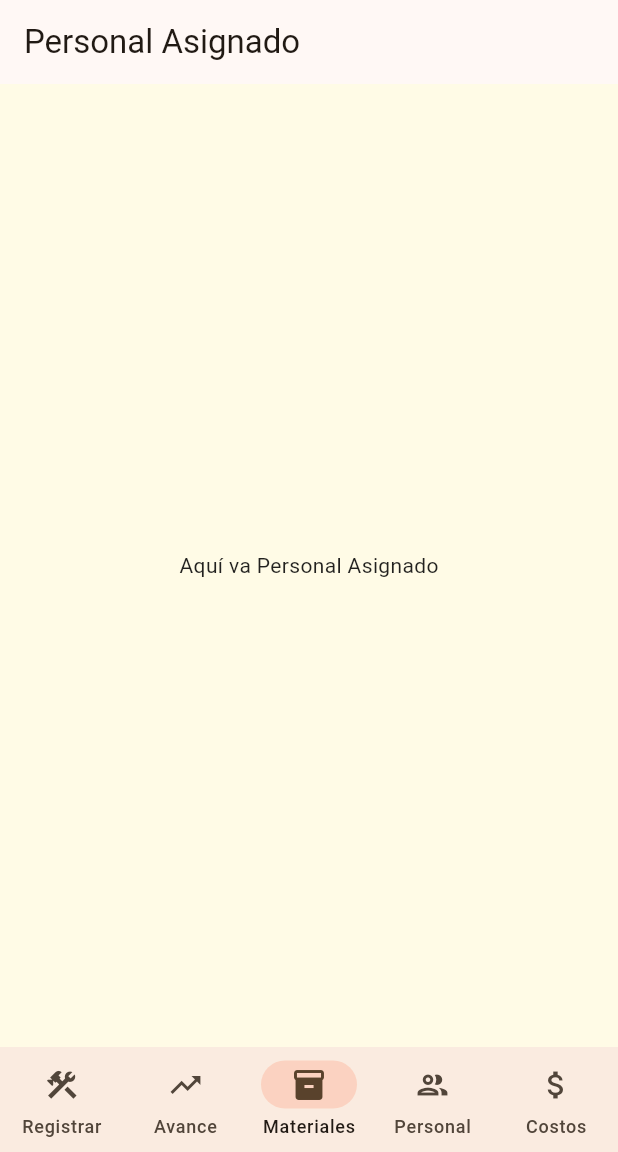
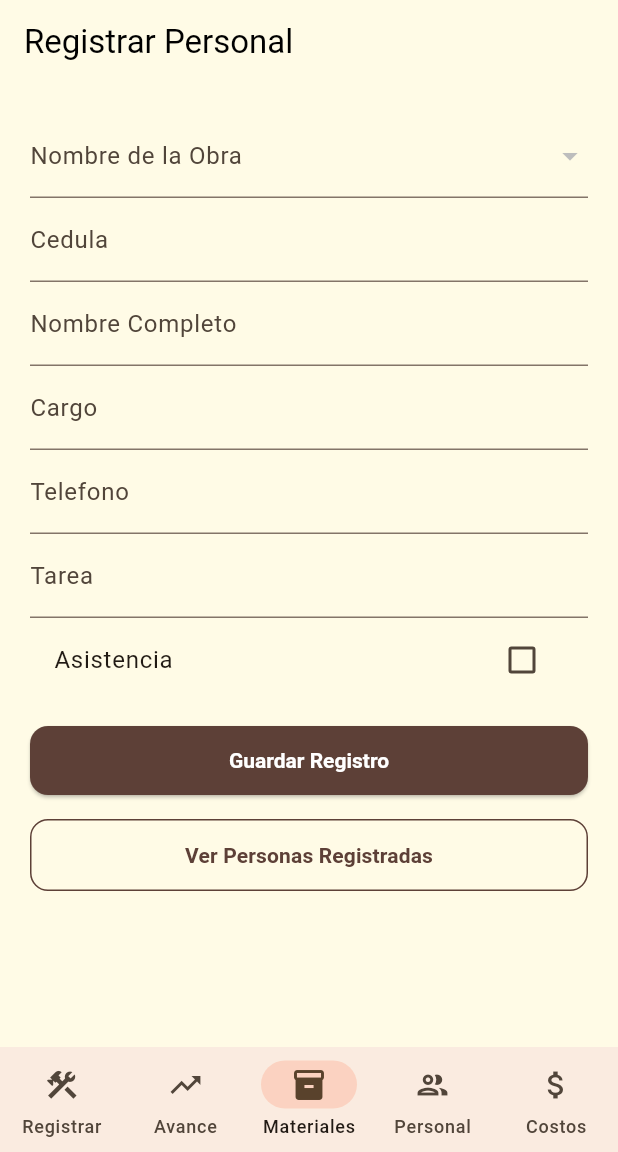
Before and after one commit to Peter16Xo/app_construccion, a Flutter app: the MyHomePageVentanaPrincipal screen opened directly, item 3 of the bottom bar chosen, on a phone screen of 412 x 824 dp, the part 84-1236 px from its top. Run offline on Flutter 3.47's test engine with Material 3 defaults, Android fonts, the light colour scheme and no system bars; our stand-ins replace sqflite; accounts and stored records are empty.

Commit message:
Modulo Personal Asignado completo

```diff
--- /dev/null
+++ b/lib/PersonalAsignado/registrarpersonal.dart
@@ -0,0 +1,198 @@
+import 'package:app_construccion/PersonalAsignado/listarpersonal.dart';
+import 'package:flutter/material.dart';
+import '../database/database_helper.dart';
+
+class RegistrarPersonalPage extends StatefulWidget {
+  const RegistrarPersonalPage({super.key});
+
+  @override
+  State<RegistrarPersonalPage> createState() => _RegistrarObraPageState();
+}
+
+class _RegistrarObraPageState extends State<RegistrarPersonalPage> {
+  final _formKey = GlobalKey<FormState>();
+  final _cedulaController = TextEditingController();
+  final _nombreCompletoController = TextEditingController();
+  final _cargoController = TextEditingController();
+  final _telefonoController = TextEditingController();
+  final _tareaController = TextEditingController();
+  bool asistencia = false;
+
+  // Metodos para almacenar, refrescar y cargar las obras
+  List<String> _obras = [];
+  String? _obraSeleccionada;
+
+  @override
+  void initState() {
+    super.initState();
+    _cargarObras();
+  }
+
+  Future<void> _cargarObras() async {
+    final db = await DatabaseHelper.instance.database;
+    final result = await db.query('registroobras');
+    setState(() {
+      _obras = result.map((row) => row['nombre'].toString()).toList();
+    });
+  }
+
+  // Metodo para guardar los registros
+  Future<void> _guardarPersonal() async {
+    if (_formKey.currentState!.validate()) {
+      final db = await DatabaseHelper.instance.database;
+
+      await db.insert('personalasignado', {
+        'nombreObra': _obraSeleccionada!,
+        'cedula': _cedulaController.text.trim(),
+        'nombreCompleto': _nombreCompletoController.text.trim(),
+        'cargo': _cargoController.text.trim(),
+        'telefono': _telefonoController.text.trim(),
+        'tarea': _tareaController.text.trim(),
+        'asistencia': asistencia ? 1 : 0,
+      });
+      ScaffoldMessenger.of(context).showSnackBar(
+        const SnackBar(content: Text('Obra registrada correctamente')),
+      );
+      limpiarCampos();
+      setState(() {});
+    } else {
+      ScaffoldMessenger.of(context).showSnackBar(
+        const SnackBar(content: Text('Completa todos los campos')),
+      );
+    }
+  }
+
+  // Metodo para limpiar los campos
+  void limpiarCampos() {
+    _obraSeleccionada = null;
+    _cedulaController.clear();
+    _nombreCompletoController.clear();
+    _cargoController.clear();
+    _telefonoController.clear();
+    _tareaController.clear();
+    asistencia = false;
+  }
+
+  void _verpersonalR() {
+    // sirve para direccionar desde una ventana hacia otra
+    Navigator.push(
+      context,
+      MaterialPageRoute(
+        builder: (context) => ListaPersonalPage(), // Lista con base de datos
+      ),
+    );
+  }
+
+  @override
+  Widget build(BuildContext context) {
+    return Scaffold(
+      backgroundColor: const Color(0xFFFFFBE6),
+      appBar: AppBar(
+        title: const Text('Registrar Personal'),
+        backgroundColor: const Color(0xFFFFFBE6),
+        foregroundColor: Colors.black,
+        elevation: 0,
+      ),
+      body: Padding(
+        padding: const EdgeInsets.all(20),
+        child: Form(
+          key: _formKey,
+          child: ListView(
+            children: [
+              DropdownButtonFormField<String>(
+                value: _obraSeleccionada,
+                decoration: const InputDecoration(
+                  labelText: 'Nombre de la Obra',
+                ),
+                items: _obras.map((obra) {
+                  return DropdownMenuItem<String>(
+                    value: obra,
+                    child: Text(obra),
+                  );
+                }).toList(),
+                onChanged: (value) {
+                  setState(() {
+                    _obraSeleccionada = value;
+                  });
+                },
+                validator: (value) => value == null ? 'Campo requerido' : null,
+              ),
+              TextFormField(
+                controller: _cedulaController,
+                decoration: const InputDecoration(labelText: 'Cedula'),
+                validator: (value) => value!.isEmpty ? 'Campo requerido' : null,
+              ),
+              TextFormField(
+                controller: _nombreCompletoController,
+                decoration: const InputDecoration(labelText: 'Nombre Completo'),
+                validator: (value) => value!.isEmpty ? 'Campo requerido' : null,
+              ),
+              TextFormField(
+                controller: _cargoController,
+                decoration: const InputDecoration(labelText: 'Cargo'),
+                validator: (value) => value!.isEmpty ? 'Campo requerido' : null,
+              ),
+              TextFormField(
+                controller: _telefonoController,
+                decoration: const InputDecoration(labelText: 'Telefono'),
+                validator: (value) => value!.isEmpty ? 'Campo requerido' : null,
+              ),
+              TextFormField(
+                controller: _tareaController,
+                decoration: const InputDecoration(labelText: 'Tarea'),
+                validator: (value) => value!.isEmpty ? 'Campo requerido' : null,
+              ),
+              CheckboxListTile(
+                title: Text("Asistencia"),
+                value: asistencia,
+                onChanged: (bool? value) {
+                  setState(() {
+                    asistencia = value!;
+                  });
+                },
+              ),
+              const SizedBox(height: 15),
+
+              // Boton para guardar el personal
+              ElevatedButton(
+                onPressed: _guardarPersonal,
+                style: ElevatedButton.styleFrom(
+                  backgroundColor: Theme.of(context).colorScheme.primary,
+                  foregroundColor: Colors.white,
+                  padding: const EdgeInsets.symmetric(vertical: 15),
+                  shape: RoundedRectangleBorder(
+                    borderRadius: BorderRadius.circular(12),
+                  ),
+                ),
+                child: const Text(
+                  'Guardar Registro',
+                  style: TextStyle(fontWeight: FontWeight.bold),
+                ),
+              ),
+
+              // Boton para ver los registros
+              const SizedBox(height: 15),
+              OutlinedButton(
+                style: OutlinedButton.styleFrom(
+                  foregroundColor: Theme.of(context).colorScheme.primary,
+                  side: BorderSide(
+                    color: Theme.of(context).colorScheme.primary,
+                  ),
+                  padding: const EdgeInsets.symmetric(vertical: 14),
+                  shape: RoundedRectangleBorder(
+                    borderRadius: BorderRadius.circular(12),
+                  ),
+                ),
+                onPressed: _verpersonalR,
+                child: const Text(
+                  'Ver Personas Registradas',
+                  style: TextStyle(fontWeight: FontWeight.bold),
+                ),
+              ),
+            ],
+          ),
+        ),
+      ),
+    );
+  }
+}
--- a/lib/database/database_helper.dart
+++ b/lib/database/database_helper.dart
@@ -17,11 +17,7 @@ class DatabaseHelper {
     final dbPath = await getDatabasesPath();
     final path = join(dbPath, filePath);
 
-    return await openDatabase(
-      path,
-      version: 1,
-      onCreate: _createDB,
-    );
+    return await openDatabase(path, version: 3, onCreate: _createDB);
   }
 
   Future<void> _createDB(Database db, int version) async {
@@ -36,6 +32,21 @@ class DatabaseHelper {
         fechaFin TEXT NOT NULL
       )
     ''');
+
+    // Crecion tabla personal
+    await db.execute('''
+      CREATE TABLE personalasignado (
+        id INTEGER PRIMARY KEY AUTOINCREMENT,
+        nombreObra TEXT NOT NULL,
+        cedula TEXT NOT NULL,
+        nombreCompleto TEXT NOT NULL,
+        cargo TEXT NOT NULL,
+        telefono TEXT NOT NULL,
+        tarea TEXT NOT NULL,
+        asistencia INTEGER NOT NULL,
+        FOREIGN KEY (nombreObra) REFERENCES registroobras(nombre) ON DELETE CASCADE
+      )
+    ''');
   }
 
   Future close() async {
--- a/lib/personalasignado.dart
+++ /dev/null
@@ -1,13 +0,0 @@
-import 'package:flutter/material.dart';
-
-class PersonalAsignadoPage extends StatelessWidget {
-  const PersonalAsignadoPage({super.key});
-
-  @override
-  Widget build(BuildContext context) {
-    return Scaffold(
-      appBar: AppBar(title: const Text('Personal Asignado')),
-      body: const Center(child: Text('Aquí va Personal Asignado')),
-    );
-  }
-}
--- a/lib/ventanaprincipal.dart
+++ b/lib/ventanaprincipal.dart
@@ -1,8 +1,7 @@
+import 'package:app_construccion/PersonalAsignado/registrarpersonal.dart';
 import 'package:flutter/material.dart';
 import 'RegistrObra/registrarobra.dart';
 import 'avanceObra.dart';
-import 'MaterialesUsados/registrarmaterialesusados.dart';
-import 'personalAsignado.dart';
 import 'costosTotales.dart';
 import 'login.dart';
 
@@ -21,8 +20,8 @@ class _MyHomePageVentanaPrincipalState
   static final List<Widget> _pages = [
     RegistrarObraPage(),
     AvanceObraPage(),
-   //  RegistrarMaterialesUsadosPage(obras: RegistrarObraPage.obras),   activarla cuando crre la base de datos
-    PersonalAsignadoPage(),
+    //  RegistrarMaterialesUsadosPage(obras: RegistrarObraPage.obras),   activarla cuando crre la base de datos
+    RegistrarPersonalPage(),
     CostosTotalesPage(),
   ];
 
```
Also changed, not shown: lib/PersonalAsignado/editarpersonal.dart (added, +150 -0 lines), lib/PersonalAsignado/listarpersonal.dart (added, +165 -0 lines).
